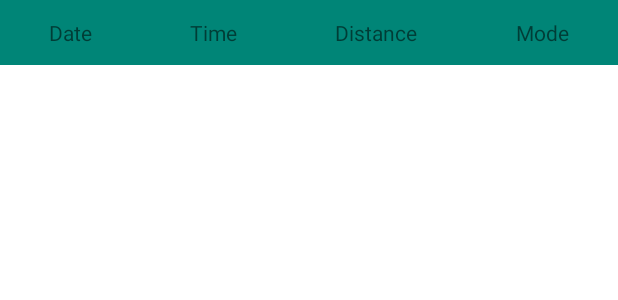
After one commit to Piterowsky/runinga, an Android app: the layout activity_history.xml on its own in the app's theme, with its tools: preview values and no code run, on a phone screen of 412 x 824 dp. The commit adds this screen. Shown: the top 300 px of the screen. Run offline under Robolectric (Android 15) with nearby library versions, the phone set to English and light mode, and no system bars.

Commit message:
Add history view

```diff
--- a/app/build.gradle
+++ b/app/build.gradle
@@ -35,13 +35,13 @@ dependencies {
 
     // Layout
     implementation 'androidx.constraintlayout:constraintlayout:1.1.3'
-    implementation 'com.google.android.material:material:1.2.0-alpha04'
+    implementation 'com.google.android.material:material:1.2.0-alpha05'
 
     // Google
     implementation 'com.google.android.gms:play-services-maps:17.0.0'
 
     // Unit tests
-    implementation 'androidx.preference:preference:1.1.0-alpha05'
+    implementation 'androidx.preference:preference:1.1.0'
     testImplementation 'junit:junit:4.12'
     testImplementation 'org.mockito:mockito-core:2.3.7'
 
--- a/app/src/main/AndroidManifest.xml
+++ b/app/src/main/AndroidManifest.xml
@@ -11,7 +11,8 @@
             android:roundIcon="@mipmap/ic_launcher_round"
             android:supportsRtl="true"
             android:theme="@style/LightTheme">
-
+        <activity android:name=".activity.HistoryActivity">
+        </activity>
         <activity android:name=".activity.MainMenuActivity">
             <intent-filter>
                 <action android:name="android.intent.action.MAIN"/>
@@ -19,7 +20,6 @@
                 <category android:name="android.intent.category.LAUNCHER"/>
             </intent-filter>
         </activity>
-
         <activity
                 android:name=".activity.WorkoutActivity"
                 android:screenOrientation="portrait">
@@ -27,7 +27,6 @@
                 <action android:name="android.intent.action.VIEW"/>
             </intent-filter>
         </activity>
-
         <activity
                 android:name=".activity.PreRivalWorkoutActivity"
                 android:theme="@style/LightTheme.NoActionBar">
@@ -35,7 +34,6 @@
                 <action android:name="android.intent.action.VIEW"/>
             </intent-filter>
         </activity>
-
         <activity
                 android:name=".activity.SettingsActivity"
                 android:label="@string/title_activity_settings">
--- a/app/src/main/java/pl/piterowsky/runinga/activity/PreRivalWorkoutActivity.kt
+++ b/app/src/main/java/pl/piterowsky/runinga/activity/PreRivalWorkoutActivity.kt
@@ -59,7 +59,7 @@ class PreRivalWorkoutActivity : AppCompatActivity() {
     }
 
     private fun handleStartButton() {
-        RivalMode.distance = distanceInput.text.toString()
+        RivalMode.distance = distanceInput.text.toString().replace(",", ".")
         RivalMode.time = timeInput.text.toString()
         RivalMode.pace = paceInput.text.toString()
 
--- a/app/src/main/java/pl/piterowsky/runinga/database/DatabaseHelper.kt
+++ b/app/src/main/java/pl/piterowsky/runinga/database/DatabaseHelper.kt
@@ -7,7 +7,7 @@ import com.j256.ormlite.support.ConnectionSource
 import com.j256.ormlite.table.TableUtils
 import pl.piterowsky.runinga.database.entity.WorkoutHistoryEntity
 
-class DatabaseHelper(context: Context) : OrmLiteSqliteOpenHelper(context, "runinga.db", null, 1) {
+class DatabaseHelper(context: Context) : OrmLiteSqliteOpenHelper(context, "runingaV2.db", null, 2) {
 
     override fun onCreate(database: SQLiteDatabase?, connectionSource: ConnectionSource?) {
         TableUtils.createTableIfNotExists(connectionSource, WorkoutHistoryEntity::class.java)
--- a/app/src/main/java/pl/piterowsky/runinga/database/dao/WorkoutHistoryDao.kt
+++ b/app/src/main/java/pl/piterowsky/runinga/database/dao/WorkoutHistoryDao.kt
@@ -19,4 +19,5 @@ class WorkoutHistoryDao(context: Context) {
 
     fun queryForAll() = dao.queryForAll()
 
+    fun getDao() = dao
 }
--- a/app/src/main/java/pl/piterowsky/runinga/database/entity/WorkoutHistoryEntity.kt
+++ b/app/src/main/java/pl/piterowsky/runinga/database/entity/WorkoutHistoryEntity.kt
@@ -17,7 +17,7 @@ class WorkoutHistoryEntity {
     var workoutModeName: String? = null
 
     @DatabaseField
-    var workoutModeValue: String? = null
+    var distance: String? = null
 
     @DatabaseField
     var date: Date? = Date()
--- /dev/null
+++ b/app/src/main/res/drawable/border.xml
@@ -0,0 +1,7 @@
+<?xml version="1.0" encoding="utf-8"?>
+<shape xmlns:android="http://schemas.android.com/apk/res/android"
+       android:shape="rectangle">
+    <stroke
+            android:width="1dip"
+            android:color="@color/colorPrimary" />
+</shape>
--- /dev/null
+++ b/app/src/main/res/layout/activity_history.xml
@@ -0,0 +1,46 @@
+<?xml version="1.0" encoding="utf-8"?>
+<TableLayout
+        xmlns:android="http://schemas.android.com/apk/res/android"
+        xmlns:tools="http://schemas.android.com/tools"
+
+        android:id="@+id/history_table_layout"
+        android:layout_width="match_parent"
+        android:layout_height="match_parent"
+        tools:context=".activity.HistoryActivity">
+
+    <TableRow android:background="@color/colorPrimary">
+        <TextView android:id="@+id/history_date"
+                  android:layout_width="wrap_content"
+                  android:text="@string/history_date"
+                  android:textAlignment="center"
+                  android:padding="12dp"
+                  android:background="@drawable/border"
+                  android:layout_weight="1"/>
+
+        <TextView android:id="@+id/history_workout_time"
+                  android:layout_width="wrap_content"
+                  android:textAlignment="center"
+                  android:background="@drawable/border"
+                  android:padding="12dp"
+                  android:text="@string/history_time"
+                  android:layout_weight="1"/>
+
+        <TextView android:id="@+id/distance"
+                  android:layout_width="wrap_content"
+                  android:textAlignment="center"
+                  android:background="@drawable/border"
+                  android:padding="12dp"
+                  android:text="@string/history_distance"
+                  android:layout_weight="1"/>
+
+        <TextView android:id="@+id/history_workout_mode"
+                  android:layout_width="wrap_content"
+                  android:textAlignment="center"
+                  android:padding="12dp"
+                  android:background="@drawable/border"
+                  android:text="@string/history_workout_mode"
+                  android:layout_weight="1"/>
+    </TableRow>
+
+
+</TableLayout>
--- a/app/src/main/res/layout/pre_rival_workout_time_per_distance.xml
+++ b/app/src/main/res/layout/pre_rival_workout_time_per_distance.xml
@@ -45,5 +45,6 @@
               android:importantForAutofill="no"
               android:gravity="center"
               android:textSize="22sp"
+              android:digits="0123456789.,"
     />
 </LinearLayout>
--- a/app/src/main/res/values/strings.xml
+++ b/app/src/main/res/values/strings.xml
@@ -66,5 +66,9 @@
     <string name="rival_pace_mode_type">Pace</string>
     <string name="rival_distance_per_time_mode_type">Distance per time</string>
     <string name="rival_free_mode_type">Free</string>
+    <string name="history_date">Date</string>
+    <string name="history_workout_mode">Mode</string>
+    <string name="history_time">Time</string>
+    <string name="history_distance">Distance</string>
 
 </resources>
```
Also changed, not shown: app/src/main/java/pl/piterowsky/runinga/activity/HistoryActivity.kt (added, +85 -0 lines), app/src/main/java/pl/piterowsky/runinga/activity/MainMenuActivity.kt (+5 -2 lines), app/src/main/java/pl/piterowsky/runinga/activity/WorkoutActivity.kt (+20 -10 lines).
